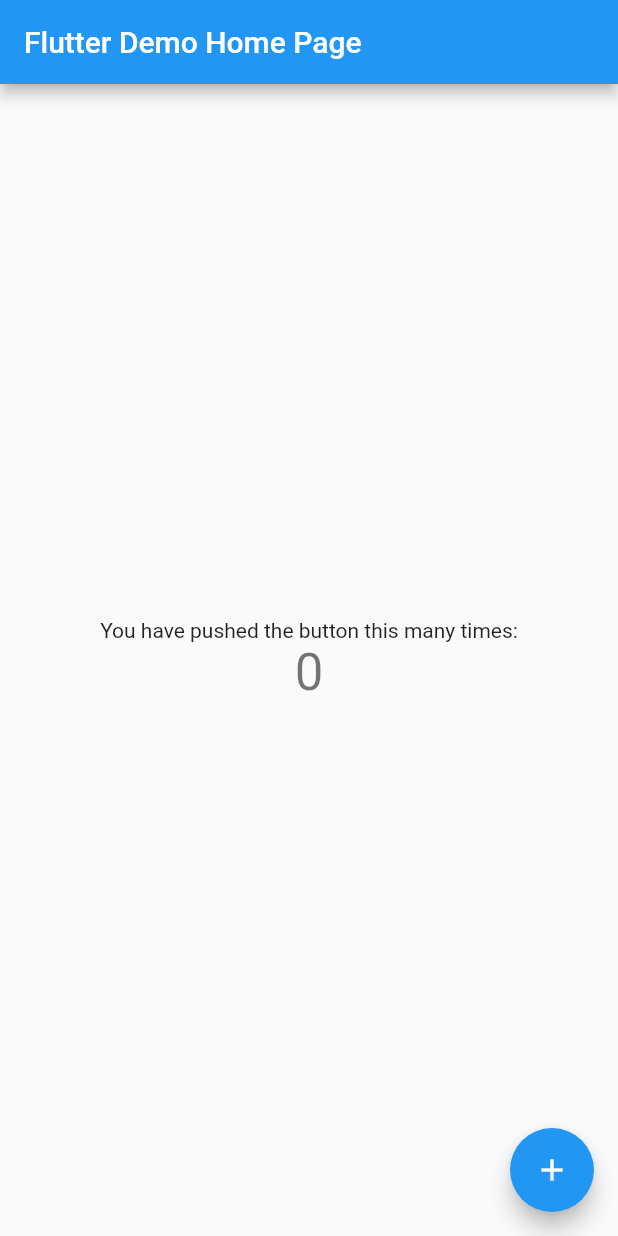
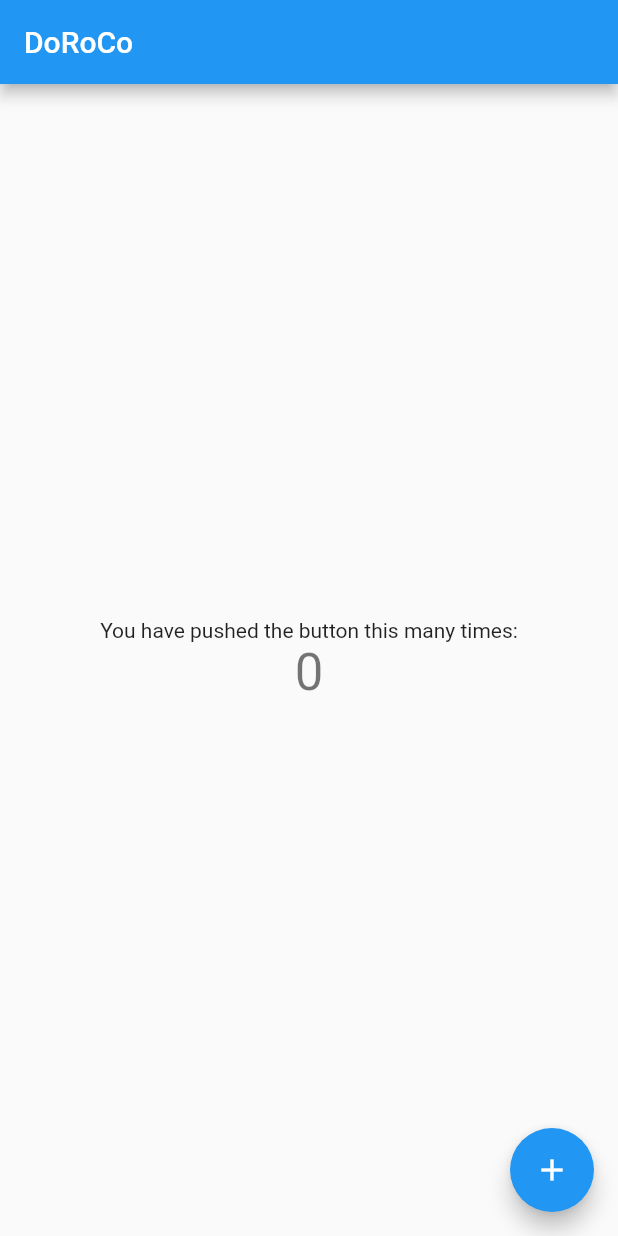
Before and after one commit to nourraouf/nurseRobo, a Flutter app: the screen it shows after launch, on a phone screen of 412 x 824 dp. Run offline on Flutter 3.47's test engine with Material 2 defaults, Android fonts, the phone set to English and light mode, and no system bars.

Commit message:
Initialization main app/ first UI

```diff
--- /dev/null
+++ b/lib/UI/Login/viewmodel/login_viewmodel.dart
@@ -0,0 +1,4 @@
+class LoginViewModel
+{
+  LoginViewModel();
+}
--- /dev/null
+++ b/lib/UI/Login/views/login_view.dart
@@ -0,0 +1,5 @@
+import 'package:doroco/UI/common/view.dart';
+
+abstract class LoginView implements View {
+
+}
--- /dev/null
+++ b/lib/UI/common/model.dart
@@ -0,0 +1,6 @@
+
+import 'package:doroco/UI/common/view.dart';
+
+abstract class Model<T extends View> {
+  T view;
+}
--- /dev/null
+++ b/lib/UI/common/view.dart
@@ -0,0 +1 @@
+abstract class View {}
--- /dev/null
+++ b/lib/local.dart
@@ -0,0 +1,3 @@
+class Local{
+  static final String title = 'DoRoCo';
+}
--- a/lib/main.dart
+++ b/lib/main.dart
@@ -1,58 +1,6 @@
 import 'package:flutter/material.dart';
+import 'my_app.dart';
 
 void main() {
   runApp(MyApp());
 }
-
-class MyApp extends StatelessWidget {
-  @override
-  Widget build(BuildContext context) {
-    return MaterialApp(
-        title: 'Flutter Demo',
-        theme: ThemeData(
-            primarySwatch: Colors.blue,
-            visualDensity: VisualDensity.adaptivePlatformDensity),
-        home: MyHomePage(title: 'Flutter Demo Home Page'));
-  }
-}
-
-class MyHomePage extends StatefulWidget {
-  MyHomePage({Key key, this.title}) : super(key: key);
-  final String title;
-
-  @override
-  _MyHomePageState createState() => _MyHomePageState();
-}
-
-class _MyHomePageState extends State<MyHomePage> {
-  int _counter = 0;
-
-  void _incrementCounter() {
-    setState(() {
-      _counter++;
-    });
-  }
-
-  @override
-  Widget build(BuildContext context) {
-    return Scaffold(
-      appBar: AppBar(
-        title: Text(widget.title),
-      ),
-      body: Center(
-        child: Column(
-          mainAxisAlignment: MainAxisAlignment.center,
-          children: <Widget>[
-            Text('You have pushed the button this many times:'),
-            Text('$_counter', style: Theme.of(context).textTheme.headline4),
-          ],
-        ),
-      ),
-      floatingActionButton: FloatingActionButton(
-        onPressed: _incrementCounter,
-        tooltip: 'Increment',
-        child: Icon(Icons.add),
-      ), // This trailing comma makes auto-formatting nicer for build methods.
-    );
-  }
-}
--- /dev/null
+++ b/lib/my_app.dart
@@ -0,0 +1,55 @@
+import 'package:flutter/material.dart';
+import 'local.dart';
+
+class MyApp extends StatelessWidget {
+  @override
+  Widget build(BuildContext context) {
+    return MaterialApp(
+        title: Local.title,
+        theme: ThemeData(
+            primarySwatch: Colors.blue,
+            visualDensity: VisualDensity.adaptivePlatformDensity),
+        home: MyHomePage(title: Local.title));
+  }
+}
+
+class MyHomePage extends StatefulWidget {
+  MyHomePage({Key key, this.title}) : super(key: key);
+  final String title;
+
+  @override
+  _MyHomePageState createState() => _MyHomePageState();
+}
+
+class _MyHomePageState extends State<MyHomePage> {
+  int _counter = 0;
+
+  void _incrementCounter() {
+    setState(() {
+      _counter++;
+    });
+  }
+
+  @override
+  Widget build(BuildContext context) {
+    return Scaffold(
+      appBar: AppBar(
+        title: Text(widget.title),
+      ),
+      body: Center(
+        child: Column(
+          mainAxisAlignment: MainAxisAlignment.center,
+          children: <Widget>[
+            Text('You have pushed the button this many times:'),
+            Text('$_counter', style: Theme.of(context).textTheme.headline4),
+          ],
+        ),
+      ),
+      floatingActionButton: FloatingActionButton(
+        onPressed: _incrementCounter,
+        tooltip: 'Increment',
+        child: Icon(Icons.add),
+      ), // This trailing comma makes auto-formatting nicer for build methods.
+    );
+  }
+}
```
Also changed, not shown: lib/UI/Login/model/login_model.dart (added, +8 -0 lines), lib/UI/Login/views/login_component.dart (added, +28 -0 lines), 1 other file.
